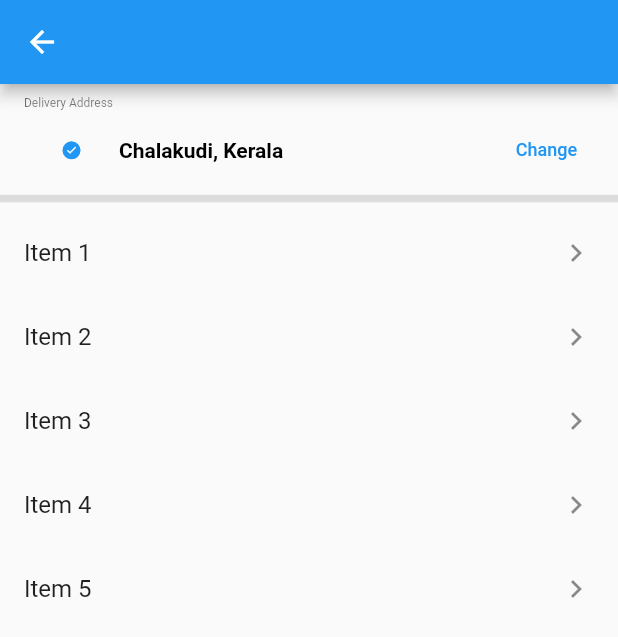
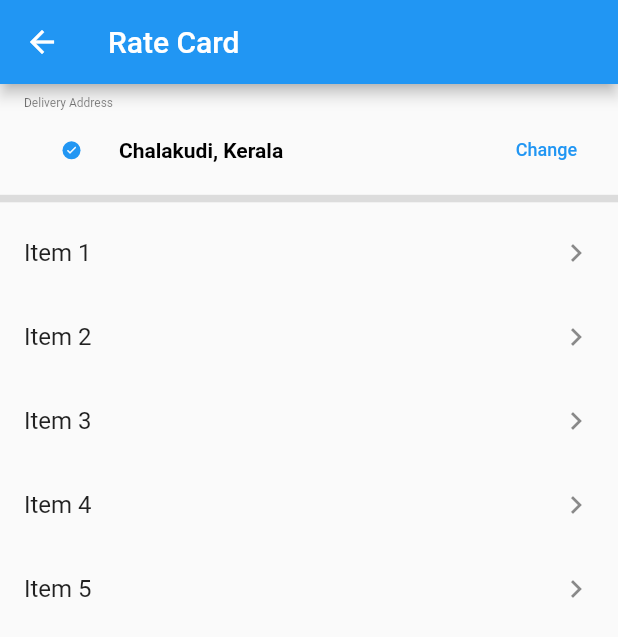
Before and after one commit to akhil-tj/Rate_Screen, a Flutter app: the screen it shows after launch, on a phone screen of 412 x 824 dp. Shown: the top 637 px of the screen. Run offline on Flutter 3.47's test engine with Material 2 defaults, Android fonts, the phone set to English and light mode, and no system bars.

Commit message:
all flutter files added

```diff
--- a/lib/main.dart
+++ b/lib/main.dart
@@ -11,6 +11,7 @@ class Rate extends StatelessWidget {
     return MaterialApp(
         home: Scaffold(
       appBar: AppBar(
+        title: Text('Rate Card'),
         backgroundColor: Colors.blue,
         leading: Icon(Icons.arrow_back),
       ),
```
